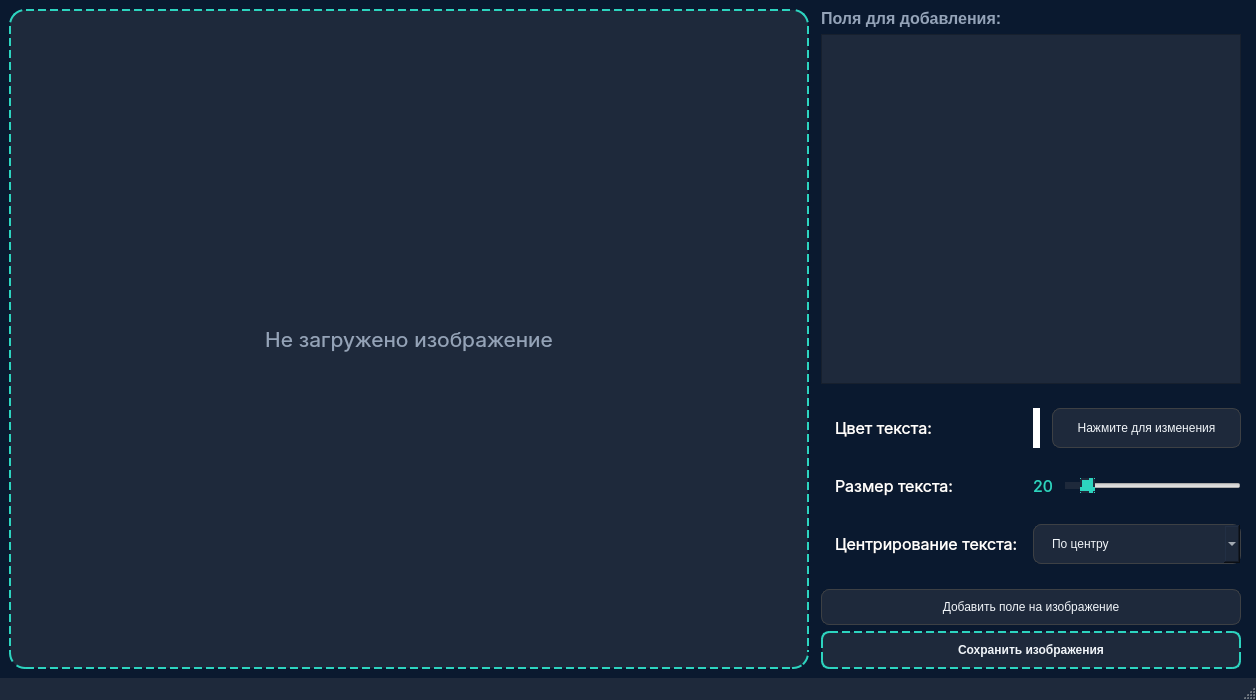
CyberBro9/aobp, file UncompiledUI/Main.ui: the form before one commit.
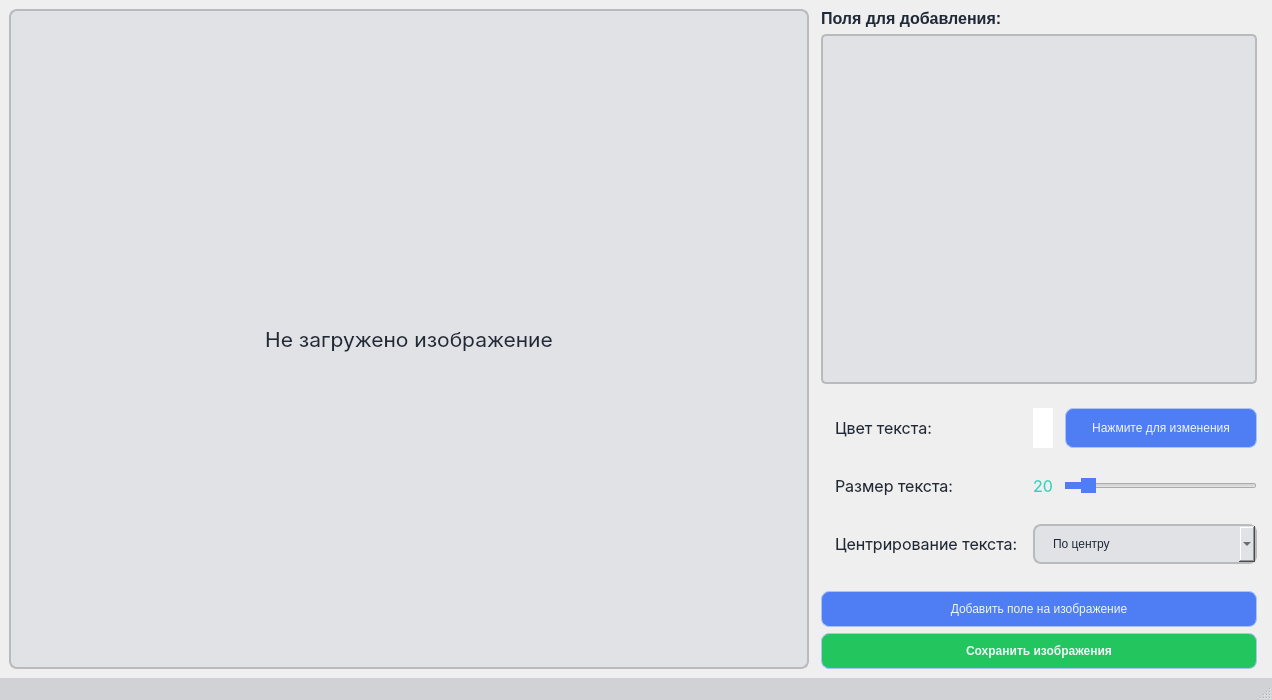
The form after the commit.

Commit message: Revamp main UI

Patch:
```diff
--- a/UncompiledUI/Main.ui
+++ b/UncompiledUI/Main.ui
@@ -6,7 +6,7 @@
    <rect>
     <x>0</x>
     <y>0</y>
-    <width>1256</width>
+    <width>1272</width>
     <height>700</height>
    </rect>
   </property>
@@ -21,18 +21,20 @@
   </property>
   <property name="styleSheet">
    <string notr="true">QMainWindow {
-	background-color: #0a192f;
+	background-color: #F5F7FAf;
 }
 
  QListWidget {
-            background-color: #1e293b;
+            background-color: rgb(225, 226, 229);
+			border: 2px solid rgb(185, 186, 189);
+			border-radius: 5px;
             color: #e2e8f0;
             font: 11pt 'Inter';
             padding: 8px;
         }
         QPushButton {
-            background-color: #1e293b;
-            border: 1px solid #3d4044;
+            background-color: rgb(79, 125, 243);
+            border: 1px solid rgb(171, 196, 243);
             border-radius: 8px;
             padding: 10px 18px;
             color: #f1f5f9;
@@ -46,10 +48,8 @@
             background-color: #0f172a;
         }
         QPushButton#saveImages {
-            background-color: #1e293b;
-            color: #f1f5f9;
-            font-weight: 600;
-			border: 2px dashed #2dd4bf;
+            font-weight: 500;
+			background-color: rgb(34, 197, 94)
         }
         QPushButton#saveImages:hover {
             border: 3px dashed #2dd4bf;
@@ -60,13 +60,13 @@
 			border: 2px dashed #2dd4bf
         }
         QLabel#ImageLabel {
-            border: 2px dashed #2dd4bf;
-            border-radius: 16px;
-            background-color: #1e293b;
-            color: #94a3b8;
+            background-color: rgb(225, 226, 229);
+			border: 2px solid rgb(185, 186, 189);
+			border-radius: 8px;
+            color: #1F2937;
         }
         QLabel {
-            color: #f1f5f9;
+            color: #1F2937;
             font-family: 'Inter', 'Segoe UI', 'Yu Gothic UI';
         }
         QLabel#label {
@@ -76,33 +76,42 @@
         QLabel#selectionsLabel {
             font-size: 12pt;
             font-weight: 500;
-            color: #94a3b8;
         }
         QStatusBar {
-            background-color: #1e293b;
+            background-color: #d1d2d5;
             color: #2dd4bf;
         }
 		QComboBox {
-	background-color: #1e293b;
-    border: 1px solid #3d4044;
+	background-color: rgb(225, 226, 229);
+	border: 2px solid rgb(185, 186, 189);
     border-radius: 8px;
     padding: 10px 18px;
-    color: #f1f5f9;
+    color: #1F2937;
     font: 500 11pt 'Inter', 'Segoe UI', 'Yu Gothic UI';
 }
+QComboBox QAbstractItemView {
+    border: 2px solid rgb(185, 186, 189);
+	border-radius: 8px;
+    background-color: rgb(225, 226, 229);
+    selection-background-color: #505050;
+    color: #1F2937;
+}
 QSlider::sub-page {
-	background-color: rgba(45, 212, 191, 190);
-	border: 4px solid #1e293b;
+	background-color: rgb(79, 125, 243);
 	border-radius: 8px;
 }
 QSlider::handle {
-	border: 2px dashed #1e293b;
-	background-color: rgb(45, 212, 191);
+	background-color: rgb(79, 125, 243);
+	border-radius: 8px;
 }
 QSlider::handle:hover {
 	border: 3px dashed #1e293b;
 	background-color: #2d3a4f;
 }
+QSlider::handle:pressed {
+	background-color: #315BD0
+}
+
       
       </string>
   </property>
@@ -216,9 +225,7 @@
           </property>
           <property name="styleSheet">
            <string notr="true">QLabel {
-	font: 12pt &quot;Inter&quot;; 
 	padding: 10px;
-	color: rgb(255, 255, 255)	
 }</string>
           </property>
           <property name="text">
@@ -242,6 +249,12 @@
               <verstretch>0</verstretch>
              </sizepolicy>
             </property>
+            <property name="minimumSize">
+             <size>
+              <width>20</width>
+              <height>0</height>
+             </size>
+            </property>
             <property name="baseSize">
              <size>
               <width>0</width>
@@ -298,9 +311,7 @@
           </property>
           <property name="styleSheet">
            <string notr="true">QLabel {
-	font: 12pt &quot;Inter&quot;; 
 	padding: 10px;
-	color: rgb(255, 255, 255)	
 }</string>
           </property>
           <property name="text">
@@ -428,9 +439,7 @@
           </property>
           <property name="styleSheet">
            <string notr="true">QLabel {
-	font: 12pt &quot;Inter&quot;; 
 	padding: 10px;
-	color: rgb(255, 255, 255)	
 }</string>
           </property>
           <property name="text">
@@ -477,8 +486,7 @@
    </property>
    <property name="styleSheet">
     <string notr="true">QProgressBar {
-            border: none;
-            background-color: #1e293b;
+            background-color: #1F2937;
             border-radius: 6px;
             text-align: center;
             color: #f1f5f9;
```
Left out of the diff: 13 changed lines with no effect on the pictures.
